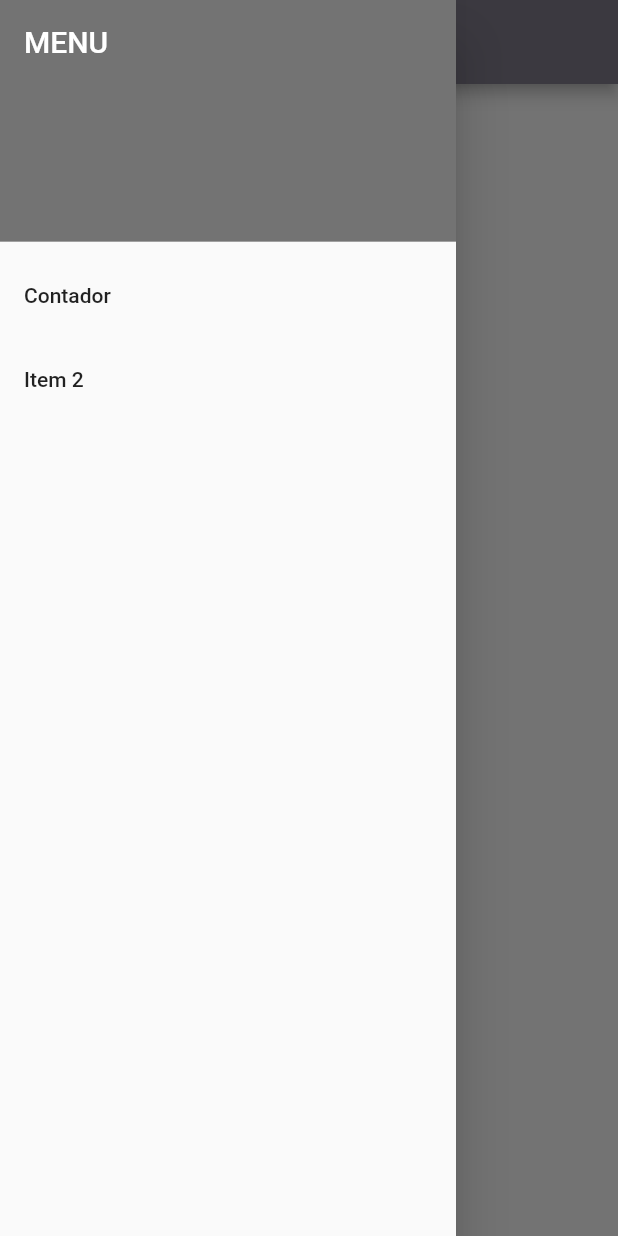
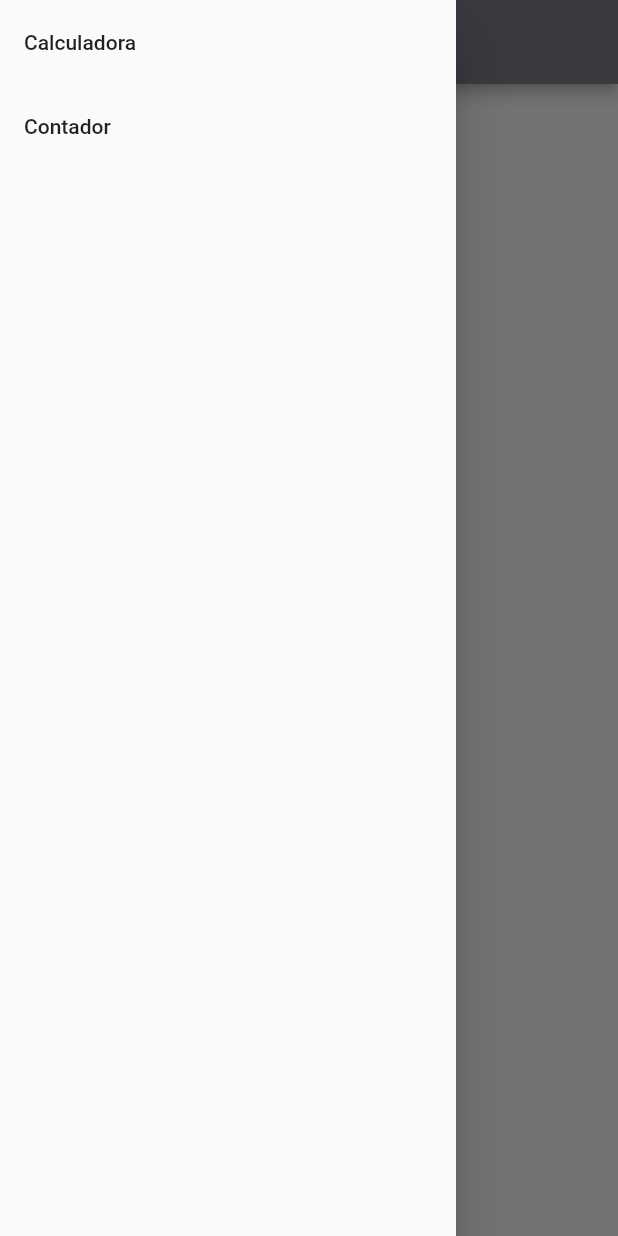
Before and after one commit to odonML/utilidades-flutter, a Flutter app: the screen it shows after launch, with the side drawer open, on a phone screen of 412 x 824 dp. Run offline on Flutter 3.47's test engine with Material 2 defaults, Android fonts, the phone set to English and light mode, and no system bars.

```diff
--- a/lib/src/app.dart
+++ b/lib/src/app.dart
@@ -3,18 +3,17 @@ import 'package:flutter/widgets.dart';
 import 'package:utilidades/src/ui/calculadora_screen.dart';
 import 'package:utilidades/src/ui/contador_screen.dart';
 
-class App extends StatelessWidget{
+class App extends StatelessWidget {
   @override
   Widget build(BuildContext context) {
     return new MaterialApp(
+      debugShowCheckedModeBanner: false,
       title: "INICIO",
       routes: <String, WidgetBuilder>{
         "/calculadora": (BuildContext context) => CalculadoraScreen(),
         "/contador": (BuildContext context) => ContadorScreen(),
       },
-      home:
-        CalculadoraScreen(),
+      home: CalculadoraScreen(),
     );
   }
-
 }
--- /dev/null
+++ b/lib/src/models/datos.dart
@@ -0,0 +1,6 @@
+import 'package:utilidades/src/models/pagina_model.dart';
+
+List<PaginaModel> paginas = [
+  PaginaModel( 'Calculadora', '/calculadora', false),
+  PaginaModel( 'Contador', '/contador', false),
+];
--- /dev/null
+++ b/lib/src/resources/drawer_dinamico.dart
@@ -0,0 +1,33 @@
+import 'package:flutter/cupertino.dart';
+import 'package:flutter/material.dart';
+import 'package:utilidades/src/models/datos.dart';
+import 'package:utilidades/src/models/pagina_model.dart';
+
+class DrawerDinamico extends StatefulWidget{
+  _Drawer createState() => _Drawer();
+}
+class _Drawer extends State<DrawerDinamico>{
+  @override
+  Widget build(BuildContext context) {
+    return Drawer(
+      // Add a ListView to the drawer. This ensures the user can scroll
+      // through the options in the drawer if there isn't enough vertical
+      // space to fit everything.
+      child: new ListView.builder(
+//        itemCount es el encargado de saber cuantas veces se llamara a la funcion
+          itemCount: paginas.length,
+          itemBuilder: (BuildContext context, int index){
+          return new ListTile(
+            title: Text(paginas[index].titulo),
+            onTap: () {
+              // Update the state of the app
+              // ...
+              // Then close the drawer
+              Navigator.pushNamed(context,  paginas[index].url);
+            },
+          );
+        }
+      )
+    );
+  }
+}
--- a/lib/src/resources/drawer_estatico.dart
+++ b/lib/src/resources/drawer_estatico.dart
@@ -1,4 +1,3 @@
-
 import 'package:flutter/cupertino.dart';
 import 'package:flutter/material.dart';
 
@@ -37,12 +36,12 @@ class _Drawer extends State<DrawerEstatico>{
             },
           ),
           ListTile(
-            title: Text('Item 2'),
+            title: Text('Calculadora'),
             onTap: () {
               // Update the state of the app
               // ...
               // Then close the drawer
-              Navigator.of(context).pushReplacementNamed('/contador');
+              Navigator.pushNamed(context,  '/calculadora');
             },
           ),
         ],
--- a/lib/src/ui/calculadora_screen.dart
+++ b/lib/src/ui/calculadora_screen.dart
@@ -1,6 +1,7 @@
 import 'package:flutter/material.dart';
 import 'package:flutter/widgets.dart';
-import 'package:utilidades/src/resources/drawer_estatico.dart';
+import 'package:utilidades/src/resources/drawer_dinamico.dart';
+//import 'package:utilidades/src/resources/drawer_estatico.dart';
 
 class CalculadoraScreen extends StatefulWidget {
   _CalculadoraState createState() => _CalculadoraState();
@@ -10,9 +11,7 @@ class _CalculadoraState extends State<CalculadoraScreen>{
   final color= const Color(0xff807d8b);
   @override
   Widget build(BuildContext context) {
-    return MaterialApp(
-      title: 'App Flutter',
-      home: Scaffold(
+    return Scaffold(
         appBar: AppBar(
           backgroundColor: color,
           title: Text('Calculadora'),
@@ -20,8 +19,7 @@ class _CalculadoraState extends State<CalculadoraScreen>{
         body: Center(
           child: Text('Calculadora'),
         ),
-        drawer: DrawerEstatico(),
-      ),
+        drawer: DrawerDinamico(),
     );
   }
 }
--- a/pubspec.yaml
+++ b/pubspec.yaml
@@ -21,7 +21,7 @@ dependencies:
     sdk: flutter
   sweetalert: ^0.0.1
   localstorage: 3.0.1+4
-
+  intl: 0.16.0
   # The following adds the Cupertino Icons font to your application.
   # Use with the CupertinoIcons class for iOS style icons.
   cupertino_icons: ^0.1.2
@@ -41,6 +41,7 @@ flutter:
   # included with your application, so that you can use the icons in
   # the material Icons class.
   uses-material-design: true
+
 
   # To add assets to your application, add an assets section, like this:
   assets:
```
Also changed, not shown: lib/src/models/pagina_model.dart (added, +20 -0 lines), lib/src/ui/contador_screen.dart (+54 -8 lines), pubspec.lock.
